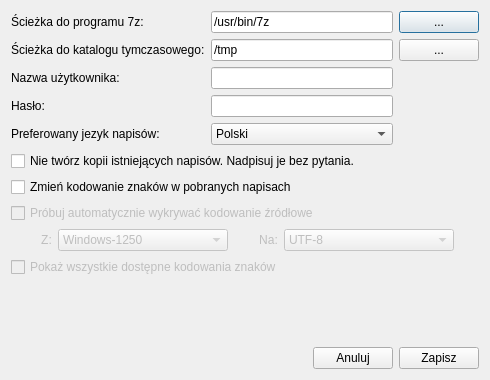
The window that ui/frmoptions.ui (QNapi/qnapi) describes before a commit, drawn with Qt 5.
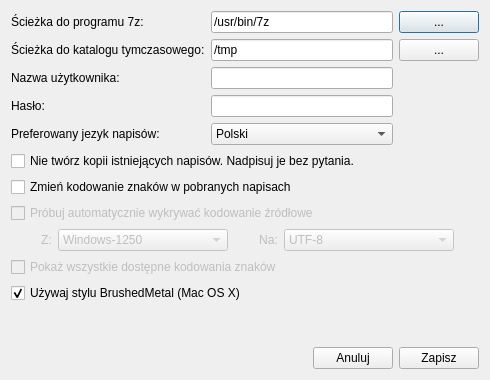
The same window after the commit. Icons and pictures are not drawn.

Commit message: Obsluga wyboru przez uzytkownika czy uzywany jest styl BrushedMetal (Mac OS X)

```diff
--- a/ui/frmoptions.ui
+++ b/ui/frmoptions.ui
@@ -299,7 +299,7 @@
      </item>
     </layout>
    </item>
-   <item row="11" column="0" colspan="5" >
+   <item row="12" column="0" colspan="5" >
     <layout class="QHBoxLayout" >
      <item>
       <spacer>
@@ -330,7 +330,7 @@
      </item>
     </layout>
    </item>
-   <item row="10" column="0" colspan="5" >
+   <item row="11" column="0" colspan="5" >
     <spacer>
      <property name="orientation" >
       <enum>Qt::Vertical</enum>
@@ -353,6 +353,16 @@
      </property>
     </widget>
    </item>
+   <item row="10" column="0" colspan="5" >
+    <widget class="QCheckBox" name="cbUseBrushedMetal" >
+     <property name="text" >
+      <string>Używaj stylu BrushedMetal (Mac OS X)</string>
+     </property>
+     <property name="checked" >
+      <bool>true</bool>
+     </property>
+    </widget>
+   </item>
   </layout>
  </widget>
  <resources>
```
The commit also changes 8 other files.
